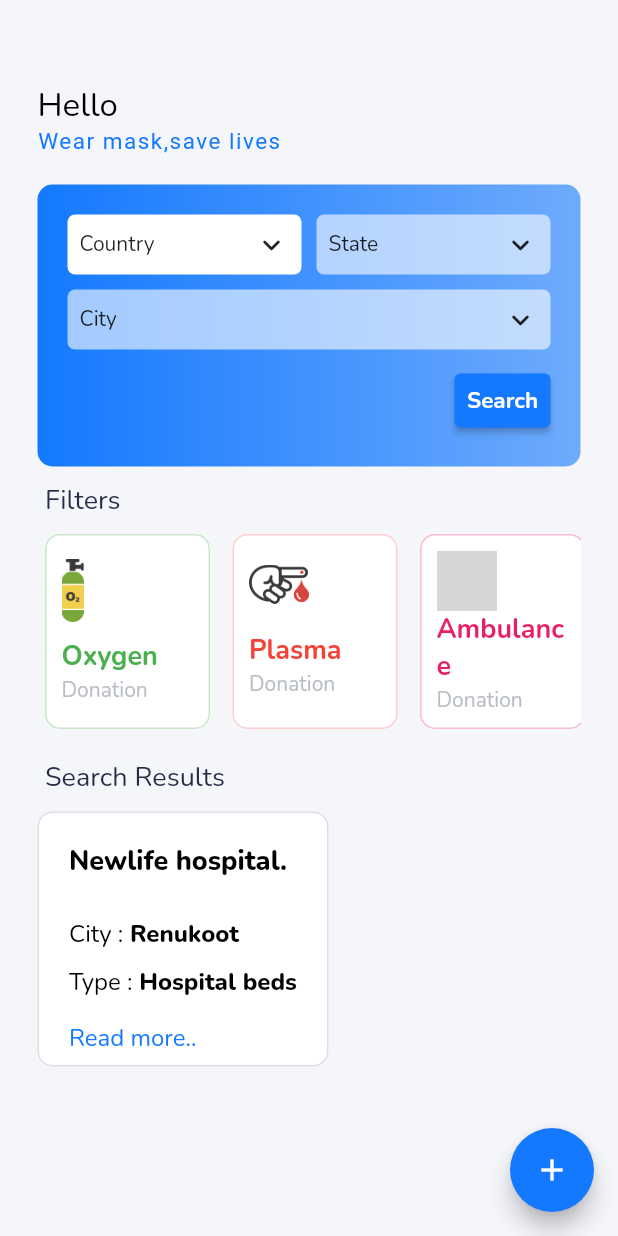
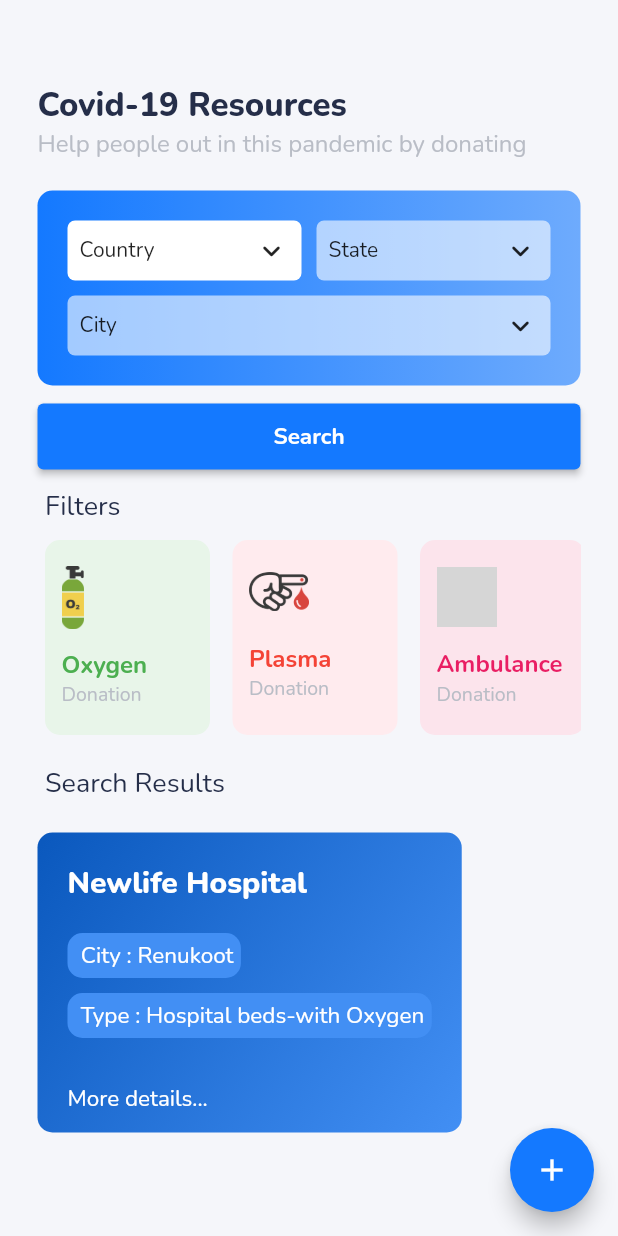
Before and after one commit to Ujjwal-here/Covid-help, a Flutter app: the screen it shows once a user with an empty profile is signed in, on a phone screen of 412 x 824 dp. Run offline on Flutter 3.47's test engine with Material 2 defaults, Android fonts, the phone set to English and light mode, and no system bars; drawn by our look-alikes of csc_picker; our stand-ins replace cloud_firestore, equatable, firebase_auth, firebase_core, get, google_fonts and 1 more; missing offline and left inert: enum_to_string, geocoder; accounts and stored records are empty; statements that could not run were skipped; grey boxes are pictures that could not be loaded.

Commit message:
search results added

```diff
--- a/lib/screens/homescreen.dart
+++ b/lib/screens/homescreen.dart
@@ -19,23 +19,21 @@ class HomeScreen extends StatelessWidget {
         children: [
           Container(
             margin: EdgeInsets.only(top: 30),
-            child: RichText(
-              text: TextSpan(
-                text: 'Hello\n',
+            child: Text(
+              "Covid-19 Resources",
               style: GoogleFonts.nunito(
                 fontSize: 22,
-                  color: Colors.black,
-                ),
-                children: <TextSpan>[
-                  TextSpan(
-                    text: 'Wear mask,save lives',
-                    style: TextStyle(
-                      color: Color.fromRGBO(20, 121, 255, 1),
-                      letterSpacing: 1,
-                      fontSize: 15,
+                color: Color.fromRGBO(37, 46, 73, 1),
+                fontWeight: FontWeight.w800,
               ),
             ),
-                ],
+          ),
+          Container(
+            child: Text(
+              "Help people out in this pandemic by donating",
+              style: GoogleFonts.nunito(
+                fontSize: 16,
+                color: Color.fromRGBO(185, 189, 198, 1),
               ),
             ),
           ),
@@ -77,6 +75,9 @@ class HomeScreen extends StatelessWidget {
                     print(value);
                   },
                 ),
+              ],
+            ),
+          ),
           Container(
             margin: EdgeInsets.only(top: 10),
             child: ElevatedButton(
@@ -84,7 +85,7 @@ class HomeScreen extends StatelessWidget {
               child: Text("Search"),
               style: ButtonStyle(
                 padding: MaterialStateProperty.all(
-                        EdgeInsets.all(8),
+                  EdgeInsets.all(12),
                 ),
                 backgroundColor: MaterialStateProperty.all(
                   Color.fromRGBO(20, 121, 255, 1),
@@ -97,9 +98,6 @@ class HomeScreen extends StatelessWidget {
                   ),
                 ),
               ),
-                  ),
-                )
-              ],
             ),
           ),
           Container(
@@ -123,10 +121,10 @@ class HomeScreen extends StatelessWidget {
                       EdgeInsets.only(right: 10, top: 10, left: 5, bottom: 10),
                   padding: const EdgeInsets.all(10),
                   decoration: BoxDecoration(
-                    color: Colors.white,
+                    color: Colors.green[50],
                     borderRadius: BorderRadius.circular(10),
                     border: Border.all(
-                      color: Colors.green[100],
+                      color: Colors.green[50],
                     ),
                   ),
                   child: Column(
@@ -149,14 +147,14 @@ class HomeScreen extends StatelessWidget {
                               "Oxygen",
                               style: GoogleFonts.nunito(
                                 fontWeight: FontWeight.bold,
-                                fontSize: 18,
+                                fontSize: 16,
                                 color: Colors.green,
                               ),
                             ),
                             Text(
                               "Donation",
                               style: GoogleFonts.nunito(
-                                fontSize: 14,
+                                fontSize: 13,
                                 color: Color.fromRGBO(185, 189, 198, 1),
                               ),
                             ),
@@ -172,10 +170,10 @@ class HomeScreen extends StatelessWidget {
                       EdgeInsets.only(right: 10, top: 10, left: 5, bottom: 10),
                   padding: const EdgeInsets.all(10),
                   decoration: BoxDecoration(
-                    color: Colors.white,
+                    color: Colors.red[50],
                     borderRadius: BorderRadius.circular(10),
                     border: Border.all(
-                      color: Colors.red[100],
+                      color: Colors.red[50],
                     ),
                   ),
                   child: Column(
@@ -198,14 +196,14 @@ class HomeScreen extends StatelessWidget {
                               "Plasma",
                               style: GoogleFonts.nunito(
                                 fontWeight: FontWeight.bold,
-                                fontSize: 18,
+                                fontSize: 16,
                                 color: Colors.red,
                               ),
                             ),
                             Text(
                               "Donation",
                               style: GoogleFonts.nunito(
-                                fontSize: 14,
+                                fontSize: 13,
                                 color: Color.fromRGBO(185, 189, 198, 1),
                               ),
                             ),
@@ -221,10 +219,10 @@ class HomeScreen extends StatelessWidget {
                       EdgeInsets.only(right: 10, top: 10, left: 5, bottom: 10),
                   padding: const EdgeInsets.all(10),
                   decoration: BoxDecoration(
-                    color: Colors.white,
+                    color: Colors.pink[50],
                     borderRadius: BorderRadius.circular(10),
                     border: Border.all(
-                      color: Colors.pink[100],
+                      color: Colors.pink[50],
                     ),
                   ),
                   child: Column(
@@ -247,14 +245,14 @@ class HomeScreen extends StatelessWidget {
                               "Ambulance",
                               style: GoogleFonts.nunito(
                                 fontWeight: FontWeight.bold,
-                                fontSize: 18,
+                                fontSize: 16,
                                 color: Colors.pink,
                               ),
                             ),
                             Text(
                               "Donation",
                               style: GoogleFonts.nunito(
-                                fontSize: 14,
+                                fontSize: 13,
                                 color: Color.fromRGBO(185, 189, 198, 1),
                               ),
                             ),
@@ -270,10 +268,10 @@ class HomeScreen extends StatelessWidget {
                       EdgeInsets.only(right: 10, top: 10, left: 5, bottom: 10),
                   padding: const EdgeInsets.all(10),
                   decoration: BoxDecoration(
-                    color: Colors.white,
+                    color: Colors.blue[50],
                     borderRadius: BorderRadius.circular(10),
                     border: Border.all(
-                      color: Colors.blue[100],
+                      color: Colors.blue[50],
                     ),
                   ),
                   child: Column(
@@ -296,14 +294,14 @@ class HomeScreen extends StatelessWidget {
                               "Medicine",
                               style: GoogleFonts.nunito(
                                 fontWeight: FontWeight.bold,
-                                fontSize: 18,
+                                fontSize: 16,
                                 color: Colors.blue,
                               ),
                             ),
                             Text(
                               "Donation",
                               style: GoogleFonts.nunito(
-                                fontSize: 14,
+                                fontSize: 13,
                                 color: Color.fromRGBO(185, 189, 198, 1),
                               ),
                             ),
@@ -319,10 +317,10 @@ class HomeScreen extends StatelessWidget {
                       EdgeInsets.only(right: 10, top: 10, left: 5, bottom: 10),
                   padding: const EdgeInsets.all(10),
                   decoration: BoxDecoration(
-                    color: Colors.white,
+                    color: Colors.teal[50],
                     borderRadius: BorderRadius.circular(10),
                     border: Border.all(
-                      color: Colors.teal[100],
+                      color: Colors.teal[50],
                     ),
                   ),
                   child: Column(
@@ -345,14 +343,14 @@ class HomeScreen extends StatelessWidget {
                               "Food",
                               style: GoogleFonts.nunito(
                                 fontWeight: FontWeight.bold,
-                                fontSize: 18,
+                                fontSize: 16,
                                 color: Colors.teal,
                               ),
                             ),
                             Text(
                               "Donation",
                               style: GoogleFonts.nunito(
-                                fontSize: 14,
+                                fontSize: 13,
                                 color: Color.fromRGBO(185, 189, 198, 1),
                               ),
                             ),
@@ -368,10 +366,10 @@ class HomeScreen extends StatelessWidget {
                       EdgeInsets.only(right: 10, top: 10, left: 5, bottom: 10),
                   padding: const EdgeInsets.all(10),
                   decoration: BoxDecoration(
-                    color: Colors.white,
+                    color: Colors.red[50],
                     borderRadius: BorderRadius.circular(10),
                     border: Border.all(
-                      color: Colors.red[100],
+                      color: Colors.red[50],
                     ),
                   ),
                   child: Column(
@@ -394,14 +392,14 @@ class HomeScreen extends StatelessWidget {
                               "Others",
                               style: GoogleFonts.nunito(
                                 fontWeight: FontWeight.bold,
-                                fontSize: 18,
+                                fontSize: 16,
                                 color: Colors.red,
                               ),
                             ),
                             Text(
                               "Donation",
                               style: GoogleFonts.nunito(
-                                fontSize: 14,
+                                fontSize: 13,
                                 color: Color.fromRGBO(185, 189, 198, 1),
                               ),
                             ),
@@ -425,79 +423,63 @@ class HomeScreen extends StatelessWidget {
             ),
           ),
           Container(
-            margin: EdgeInsets.only(top: 10),
-            height: 170,
+            height: 200,
+            margin: const EdgeInsets.only(top: 20),
             child: ListView(
               scrollDirection: Axis.horizontal,
               children: [
                 Container(
                   padding: const EdgeInsets.all(20),
                   decoration: BoxDecoration(
+                    gradient: LinearGradient(
+                      begin: Alignment.topLeft,
+                      end: Alignment.bottomRight,
+                      colors: [
+                        Color.fromRGBO(10, 88, 189, 1),
+                        Color.fromRGBO(66, 143, 244, 1),
+                      ],
+                    ),
                     borderRadius: BorderRadius.circular(10),
-                    border: Border.all(
-                      color: Color.fromRGBO(185, 189, 198, 0.5),
-                    ),
-                    color: Colors.white,
                   ),
                   child: Column(
                     crossAxisAlignment: CrossAxisAlignment.start,
                     children: [
-                      Text(
-                        "Newlife hospital.",
+                      Container(
+                        child: Text(
+                          "Newlife Hospital",
                           style: GoogleFonts.nunito(
+                            fontSize: 20,
+                            color: Colors.white,
                             fontWeight: FontWeight.w800,
-                          fontSize: 18,
-                          color: Colors.black,
+                          ),
                         ),
                       ),
                       Container(
                         margin: EdgeInsets.only(top: 20),
-                        child: Column(
-                          crossAxisAlignment: CrossAxisAlignment.start,
+                        padding: EdgeInsets.all(5),
+                        decoration: BoxDecoration(
+                          color: Color.fromRGBO(66, 143, 244, 1),
+                          borderRadius: BorderRadius.circular(10),
+                        ),
+                        child: Row(
+                          mainAxisAlignment: MainAxisAlignment.spaceBetween,
                           children: [
                             Container(
-                              margin: const EdgeInsets.symmetric(vertical: 5),
-                              child: Row(
-                                mainAxisAlignment:
-                                    MainAxisAlignment.spaceBetween,
-                                children: [
-                                  Text(
-                                    "City :",
+                              child: Text(
+                                "\tCity :",
                                 style: GoogleFonts.nunito(
-                                      fontSize: 16,
-                                      color: Colors.black,
+                                  fontSize: 15,
+                                  color: Colors.white,
                                 ),
-                                  ),
-                                  Text(
-                                    " Renukoot",
-                                    style: GoogleFonts.nunito(
-                                      fontWeight: FontWeight.w800,
-                                      fontSize: 16,
-                                      color: Colors.black,
-                                    ),
-                                  ),
-                                ],
                               ),
                             ),
                             Container(
-                              margin: const EdgeInsets.symmetric(vertical: 5),
-                              child: Row(
-                                mainAxisAlignment:
-                                    MainAxisAlignment.spaceBetween,
-                                children: [
-                                  Text(
-                                    "Type :",
+                              child: Text(
+                                "\tRenukoot",
                                 style: GoogleFonts.nunito(
-                                      fontSize: 16,
-                                      color: Colors.black,
+                                  fontSize: 15,
+                                  color: Colors.white,
                                 ),
-                                  ),
-                                  Text(
-                                    " Hospital beds",
-                                    style: GoogleFonts.nunito(
-                                      fontWeight: FontWeight.w800,
-                                      fontSize: 16,
-                                      color: Colors.black,
                               ),
                             ),
                           ],
@@ -505,24 +487,48 @@ class HomeScreen extends StatelessWidget {
                       ),
                       Container(
                         margin: EdgeInsets.only(top: 10),
+                        padding: EdgeInsets.all(5),
+                        decoration: BoxDecoration(
+                          color: Color.fromRGBO(66, 143, 244, 1),
+                          borderRadius: BorderRadius.circular(10),
+                        ),
                         child: Row(
+                          mainAxisAlignment: MainAxisAlignment.spaceBetween,
                           children: [
-                                  Text(
-                                    "Read more..",
+                            Container(
+                              child: Text(
+                                "\tType :",
                                 style: GoogleFonts.nunito(
-                                      fontSize: 16,
-                                      color: Color.fromRGBO(20, 121, 255, 1),
+                                  fontSize: 15,
+                                  color: Colors.white,
+                                ),
+                              ),
+                            ),
+                            Container(
+                              child: Text(
+                                "\tHospital beds-with Oxygen",
+                                style: GoogleFonts.nunito(
+                                  fontSize: 15,
+                                  color: Colors.white,
+                                ),
+                              ),
+                            ),
+                          ],
+                        ),
+                      ),
+                      Container(
+                        margin: const EdgeInsets.only(top: 30),
+                        child: Text(
+                          "More details...",
+                          style: GoogleFonts.nunito(
+                            fontSize: 15,
+                            color: Colors.white,
+                          ),
                         ),
                       ),
                     ],
                   ),
                 )
-                          ],
-                        ),
-                      )
-                    ],
-                  ),
-                ),
               ],
             ),
           )
```
Lines whose indentation alone changed are shown as unchanged.
